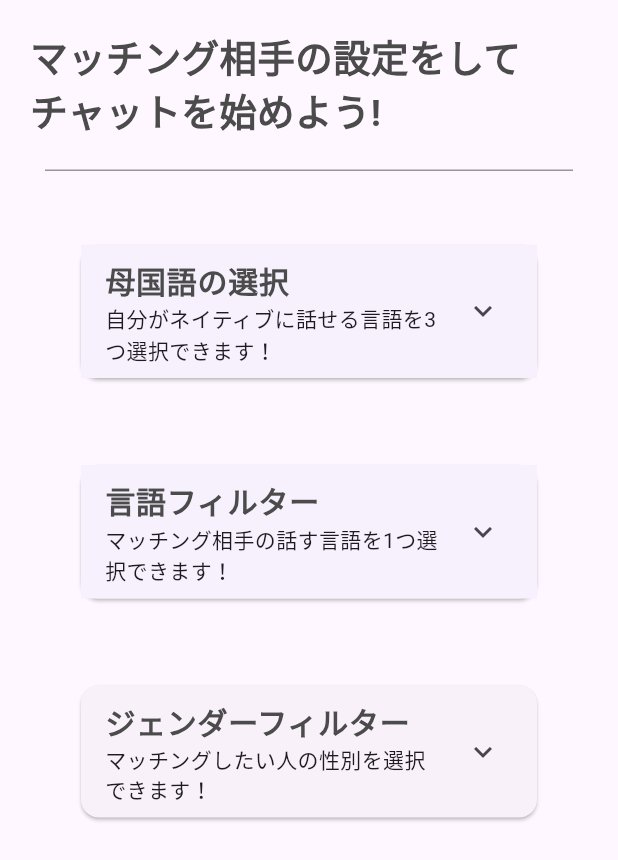
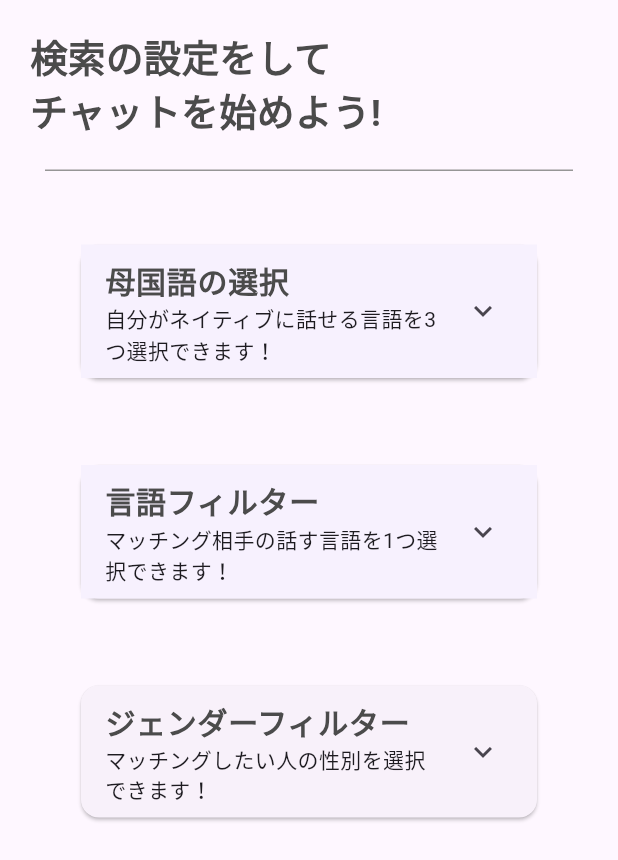
Before and after one commit to supermoz5536/ChatBus, a Flutter app: the SearchPage screen opened directly, on a phone screen of 412 x 824 dp. Shown: the top 860 px of the screen. Run offline on Flutter 3.47's test engine with Material 3 defaults, Android fonts, the phone set to English and light mode, and no system bars; our stand-ins replace cloud_firestore, cloud_functions, device_preview, file_picker, firebase_auth, firebase_core and 4 more; accounts and stored records are empty; generated files the repository leaves out were written again; network calls fail.

Commit message:
l10nの翻訳機能実装直前のバックアップコミット2

```diff
--- a/lib/page/lounge_page.dart
+++ b/lib/page/lounge_page.dart
@@ -1463,7 +1463,7 @@ class _LoungePageState extends ConsumerState<LoungePage> {
                           child: IconButton(
                             icon: const Icon(Icons.people_alt_outlined),
                             iconSize: 35,
-                            tooltip: '友達リストが見られます',
+                            tooltip: '友達の一覧が見られます',
                             color: selectedBottomIconIndex == 2
                                 ? const Color.fromARGB(255, 79, 155, 255)
                                 : const Color.fromARGB(255, 176, 176, 176),
--- a/lib/page/profile_page.dart
+++ b/lib/page/profile_page.dart
@@ -115,6 +115,7 @@ class _LoungePageState extends ConsumerState<ProfilePage> {
               height: 0,
             )),
         actions: <Widget>[
+
           // ■ リクエスト通知ボタン
           OverlayPortal(
               controller: _overlayController1st,
@@ -217,7 +218,7 @@ class _LoungePageState extends ConsumerState<ProfilePage> {
                   color: Color.fromARGB(255, 176, 176, 176)),
               iconSize: 27,
               tooltip: 'マッチング履歴の表示',
-              // .of(context)は記述したそのウィジェット以外のスコープでscaffoldを探す
+              // .of(context)は記述したそのウィジェット以外のスコープでscaffoldを探す.
               // AppBar は Scaffold の内部にあるので、AppBar の context では scaffold が見つけられない
               // Builderウィジェット は Scaffold から独立してるので、その context においては scaffold が見つけられる,
             );
--- a/lib/page/sub_page/dm_list_page.dart
+++ b/lib/page/sub_page/dm_list_page.dart
@@ -63,7 +63,7 @@ class _DMListPageState extends ConsumerState<DMListPage> {
                     return const Center(child: CircularProgressIndicator());
 
                   } else if (streamSnapshot.hasError) {
-                    return const Text('データの取得失敗しました');
+                    return const Text('エラーが発生しました');
 
                   } else if(streamSnapshot.hasData && streamSnapshot.data!.docs.isNotEmpty) {
                     return FutureBuilder<List<DMRoom>?>(
@@ -151,7 +151,7 @@ class _DMListPageState extends ConsumerState<DMListPage> {
                                     },
                                   );
                                 } else {
-                                return Text('トークの取得に失敗しました');
+                                return Text('エラーが発生しました');
                                 }
                         }
                       }
--- a/lib/page/sub_page/search_page.dart
+++ b/lib/page/sub_page/search_page.dart
@@ -32,7 +32,7 @@ class _SearchPageState extends ConsumerState<SearchPage> {
             const Padding(
               padding: EdgeInsets.all(20.0),
               child: Text(
-                'マッチング相手の設定をして\nチャットを始めよう!',
+                '検索の設定をして\nチャットを始めよう!',
                 style: TextStyle(
                   fontSize: 25,
                   color: Color.fromARGB(255, 75, 75, 75),
@@ -282,7 +282,7 @@ class _SearchPageState extends ConsumerState<SearchPage> {
 
                     CheckboxListTile(
                       title: const Text(
-                        '男性 & 女性',
+                        '男性と女性',
                         style: TextStyle(
                           color: Color.fromARGB(255, 102, 102, 102),
                           fontSize: 15)),
```
